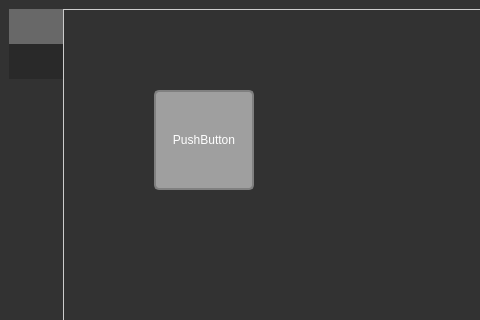
Old version of the form HomeControlServer/Test.ui in the repository woopa92/HomeControl; both pictures show x 0 to 480 and y 0 to 320 of the 770 by 572 pixel window.
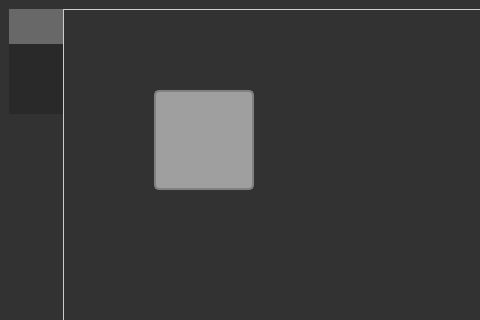
New version of the form. Icons and pictures are not drawn.

Commit message: - NAudio, AudioSwitch 추가 - Client 계속 증가하며 여러번 실행하는 오류 해결 - PCClient 에서 audio switch 명령 실행 및 현재 상태에 맞춰 server의 audio ICON 변경

What changed in the file:
```diff
--- a/HomeControlServer/Test.ui
+++ b/HomeControlServer/Test.ui
@@ -123,17 +123,32 @@
 }</string>
         </property>
         <property name="text">
-         <string>PushButton</string>
+         <string/>
+        </property>
+        <property name="iconSize">
+         <size>
+          <width>64</width>
+          <height>64</height>
+         </size>
         </property>
         <property name="checkable">
          <bool>true</bool>
         </property>
        </widget>
       </widget>
-      <widget class="QWidget" name="widget">
+      <widget class="QWidget" name="Game">
        <attribute name="icon">
         <iconset>
-         <normaloff>E:/Icons/Game64.png</normaloff>E:/Icons/Game64.png</iconset>
+         <normaloff>Icons/Game.png</normaloff>Icons/Game.png</iconset>
+       </attribute>
+       <attribute name="title">
+        <string/>
+       </attribute>
+      </widget>
+      <widget class="QWidget" name="Setting">
+       <attribute name="icon">
+        <iconset>
+         <normaloff>Icons/Setting.png</normaloff>Icons/Setting.png</iconset>
        </attribute>
        <attribute name="title">
         <string/>
```
Left out of the diff: 4 changed lines with no effect on the pictures. The commit also changes 239 other files.
